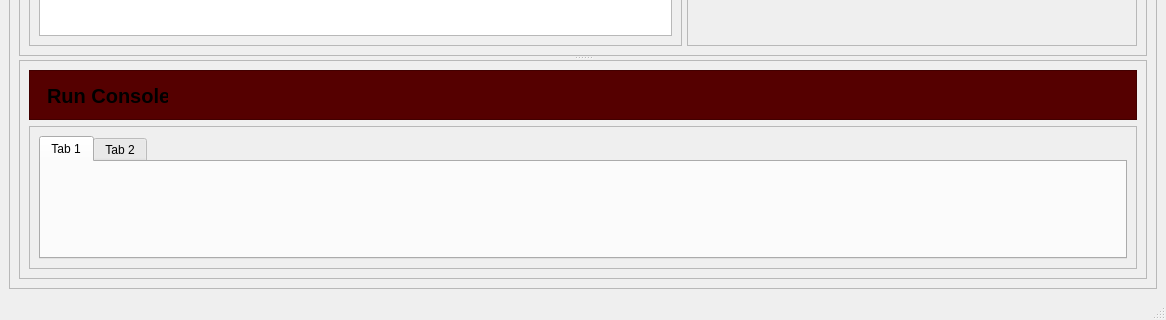
This is mainwindow.ui in NTayeh-orion/QtGraphicViewExample as Qt 5 draws it before an edit; both pictures show x 0 to 1166 and y 547 to 867 of the 1166 by 867 pixel window. The edited form follows.
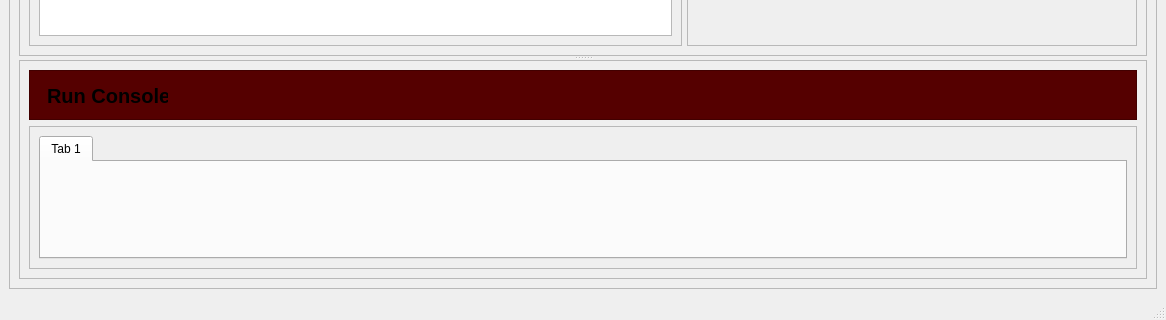
This is the edited form. Icons and pictures are not drawn.

Commit message: enhancce the ui to add a terminal

The edit to the form file:
```diff
--- a/mainwindow.ui
+++ b/mainwindow.ui
@@ -427,11 +427,6 @@
                        <string>Tab 1</string>
                       </attribute>
                      </widget>
-                     <widget class="QWidget" name="tab_4">
-                      <attribute name="title">
-                       <string>Tab 2</string>
-                      </attribute>
-                     </widget>
                     </widget>
                    </item>
                   </layout>
```
Left out of the diff: 19 changed lines with no effect on the pictures. The commit also changes 3 other files.
